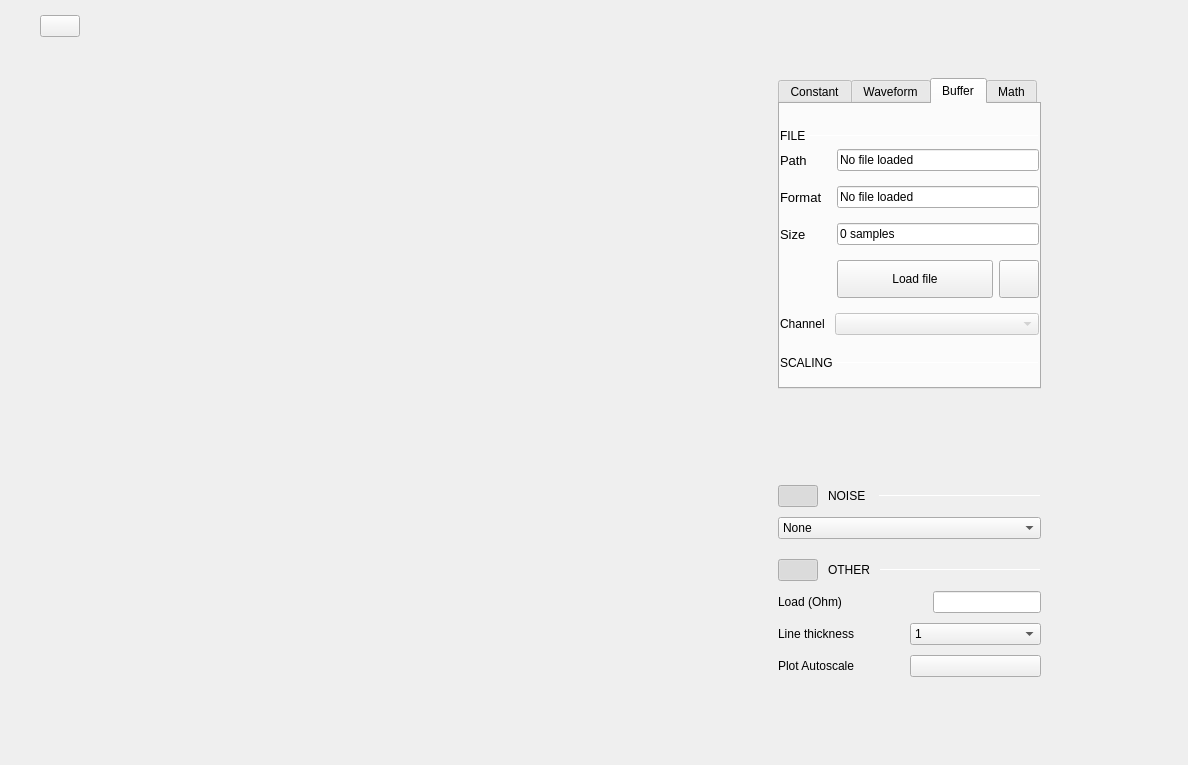
This is plugins/m2k/ui/signal_generator.ui in analogdevicesinc/scopy as Qt 5 draws it before an edit. The edited form follows.
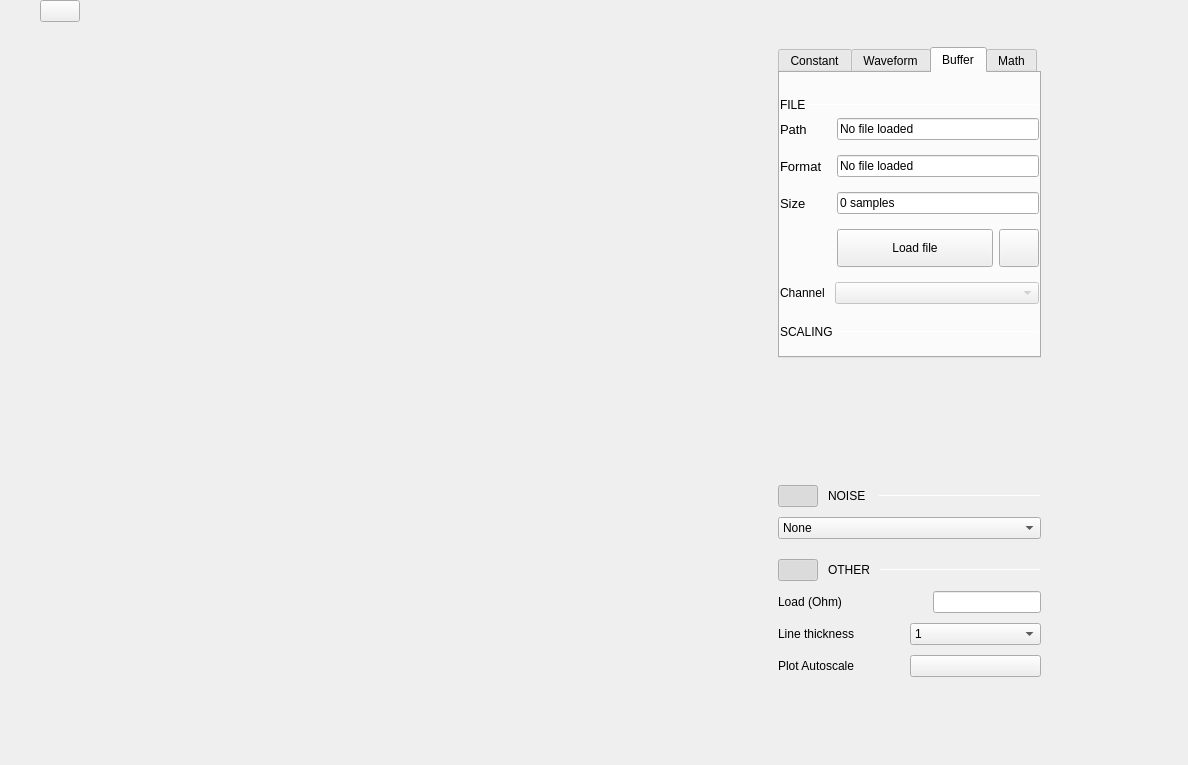
This is the edited form. Icons and pictures are not drawn. Custom widgets are drawn as their Qt base class.

```diff
--- a/plugins/m2k/ui/signal_generator.ui
+++ b/plugins/m2k/ui/signal_generator.ui
@@ -59,13 +59,13 @@
          <number>6</number>
         </property>
         <property name="topMargin">
-         <number>15</number>
+         <number>0</number>
         </property>
         <property name="rightMargin">
          <number>40</number>
         </property>
         <property name="bottomMargin">
-         <number>16</number>
+         <number>0</number>
         </property>
         <item>
          <spacer name="horizontalSpacer_8">
```
